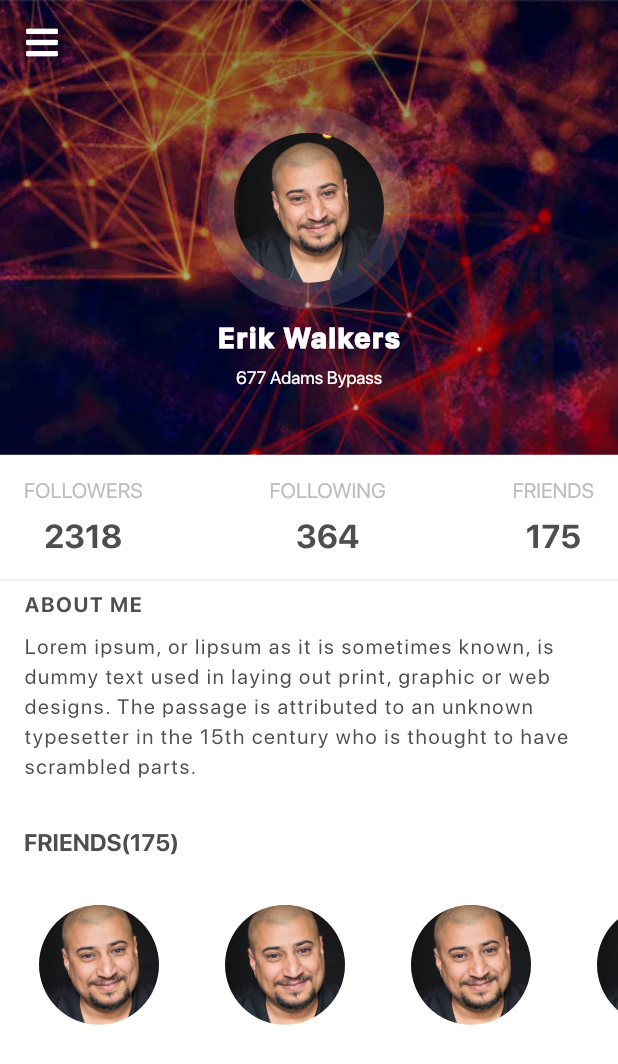
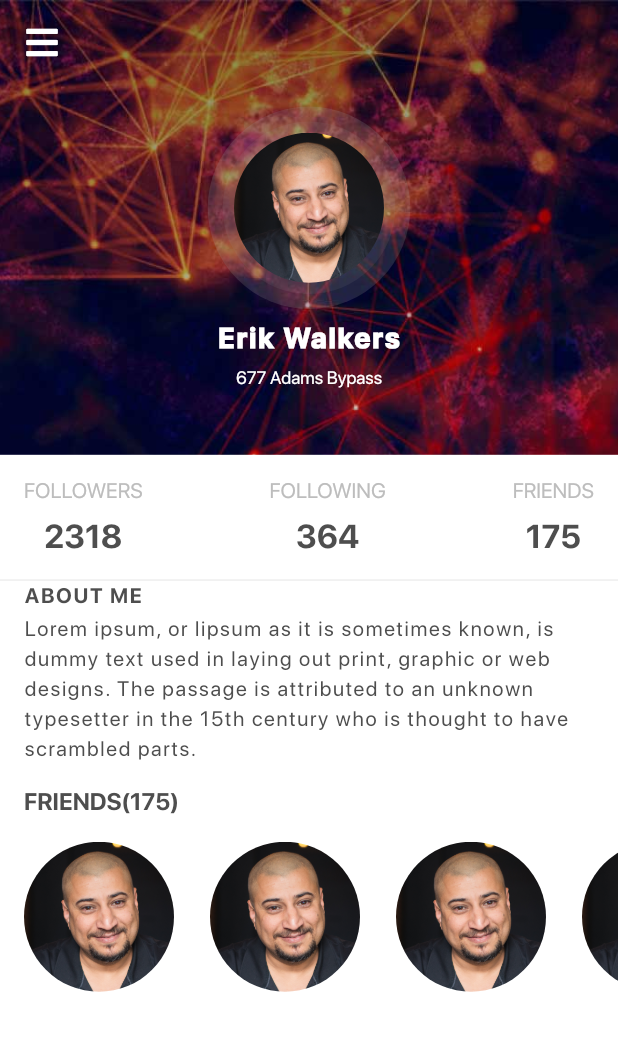
Before and after one commit to soufi-43/flutter_ui, a Flutter app: the screen it shows after launch, on a phone screen of 412 x 824 dp. Shown: the top 1064 px of the screen. Run offline on Flutter 3.47's test engine with Material 2 defaults, Android fonts, the phone set to English and light mode, and no system bars; our stand-ins replace font_awesome_flutter; project files that could hold a hidden picture were left out.

Commit message:
ADD profile2

```diff
--- a/lib/profiles/profile2/profile2.dart
+++ b/lib/profiles/profile2/profile2.dart
@@ -134,9 +134,9 @@ class _Profile2State extends State<Profile2> {
             _counters(context),
             _divider(context),
             ..._aboutMe(context),
-            SizedBox(height: 16,),
+            SizedBox(height: 1),
             _friends(context),
-             SizedBox(height: 16,),
+             SizedBox(height:1,),
              _contacts(context),
           ],
         ),
@@ -208,7 +208,7 @@ class _Profile2State extends State<Profile2> {
   List<Widget> _aboutMe(BuildContext context) {
     return [
       Padding(
-        padding: EdgeInsets.symmetric(vertical: 8, horizontal: 16.0),
+        padding: EdgeInsets.symmetric(vertical: 2, horizontal: 16.0),
         child: Text(
           'ABOUT ME',
           style: TextStyle(
@@ -250,7 +250,7 @@ class _Profile2State extends State<Profile2> {
   Widget _contacts(BuildContext context) {
     return Container(
       width: double.infinity,
-      height: 80,
+      height: 100,
       padding: EdgeInsets.only(left: 16),
       child: ListView(
         scrollDirection: Axis.horizontal,
```
